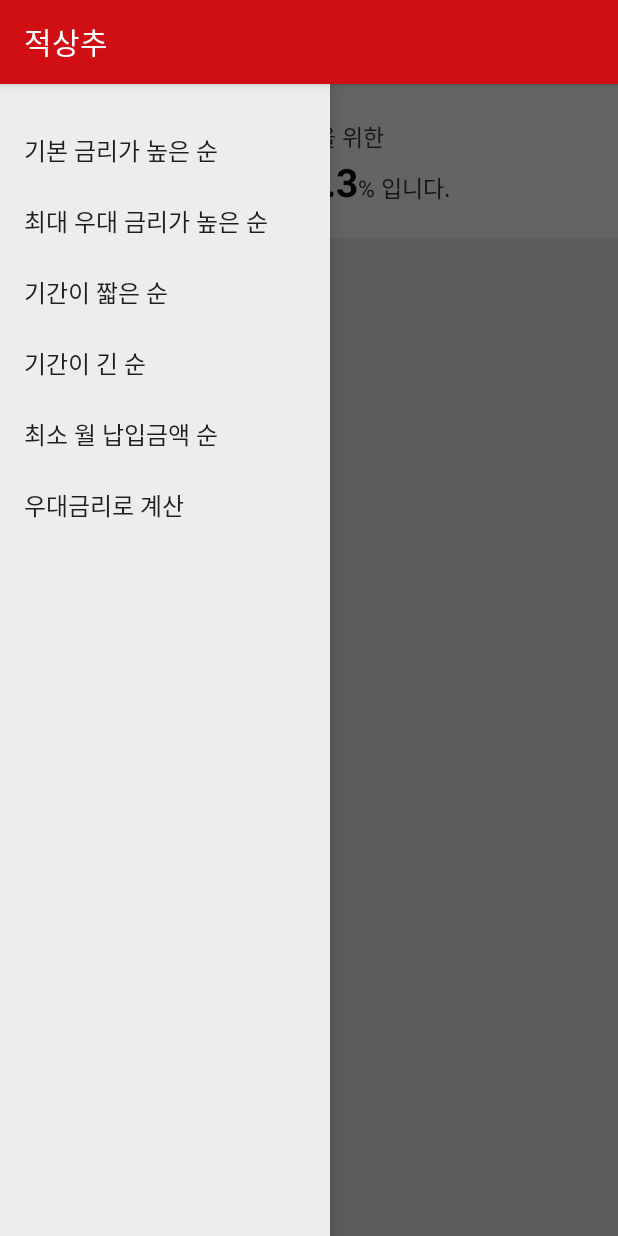
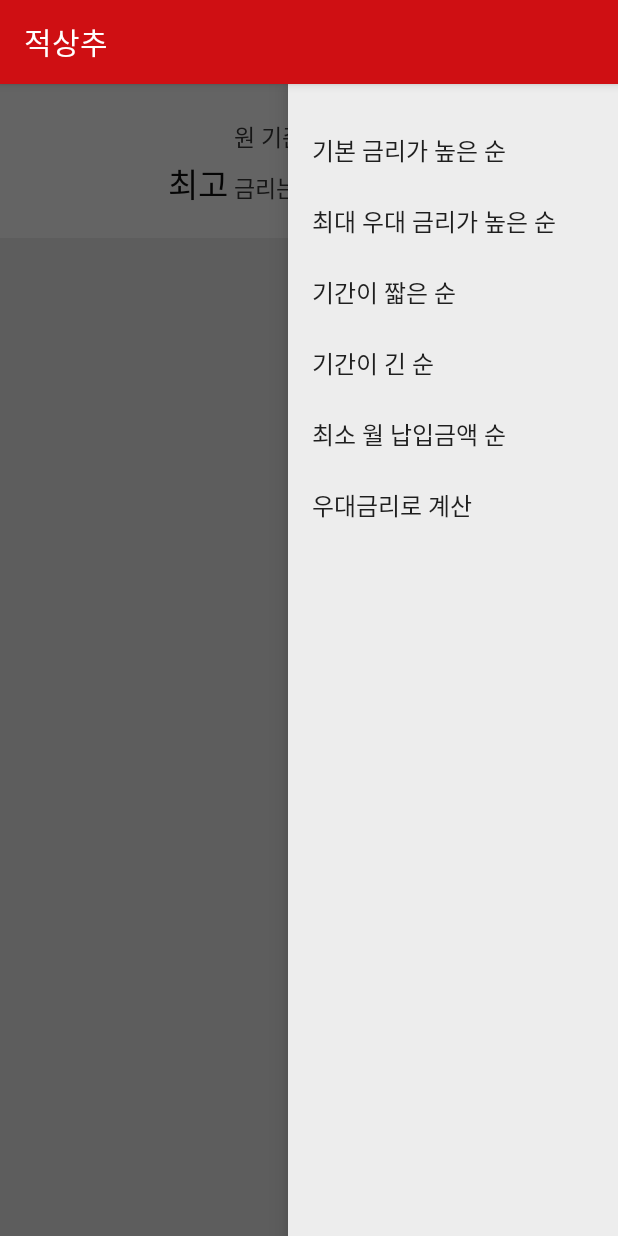
Before and after one commit to choisungyoung/KeepMeTheMoney04, an Android app: the ListActivity screen opened directly, with no data from a screen before it, with the side drawer open, on a phone screen of 412 x 824 dp. Run offline under Robolectric (Android 15) with nearby library versions, the phone set to English and light mode, and no system bars; 3 statements that could not run were skipped.

Commit message:
지도 개발 중

```diff
--- a/app/src/main/AndroidManifest.xml
+++ b/app/src/main/AndroidManifest.xml
@@ -3,6 +3,7 @@
     package="com.example.keepmethemoney04">
     <uses-permission android:name="android.permission.INTERNET" />
     <uses-permission android:name="android.permission.ACCESS_FINE_LOCATION"/>
+    <uses-permission android:name="android.permission.ACCESS_COARSE_LOCATION"/>
     <application
         android:allowBackup="true"
         android:icon="@mipmap/redlettuce"
--- a/app/src/main/java/com/example/keepmethemoney04/Activity/ListActivity.java
+++ b/app/src/main/java/com/example/keepmethemoney04/Activity/ListActivity.java
@@ -123,60 +123,8 @@ public class ListActivity extends AppCompatActivity {
                 }
                 listadapter.notifyDataSetChanged();
                 DrawerLayout drawer = (DrawerLayout) findViewById(R.id.drawer);
-                drawer.closeDrawer(Gravity.LEFT);
+                drawer.closeDrawer(Gravity.RIGHT);
             }
-        });
-
-        listView.setOnDetectScrollListener(new OnDetectScrollListener() {
-            @Override
-            public void onUpScrolling() {
-                /* do something */
-                Toast.makeText(getApplicationContext(), "up", Toast.LENGTH_SHORT);
-                System.out.println("위@@@@@@@@@@@@@@@@@@@@@@@@@@@@@@@@@@@@@");
-            }
-
-            @Override
-            public void onDownScrolling() {
-                /* do something */
-                Toast.makeText(getApplicationContext(), "down", Toast.LENGTH_SHORT);
-                System.out.println("아래@@@@@@@@@@@@@@@@@@@@@@@@@@@@@@@@@@@@@");
-                /*
-                if(isPageOpen){
-                    page.setVisibility(View.GONE);
-                    page.startAnimation(tranlateUpAnim);
-
-                }*/
-            }
-        });
-        final boolean lastItemVisibleFlag = false;
-        listView.setOnScrollListener(new AbsListView.OnScrollListener() {
-            @Override
-            public void onScroll(AbsListView view, int firstVisibleItem, int visibleItemCount, int totalItemCount) {
-                //현재 화면에 보이는 첫번째 리스트 아이템의 번호(firstVisibleItem) + 현재 화면에 보이는 리스트 아이템의 갯수(visibleItemCount)가 리스트 전체의 갯수(totalItemCount) -1 보다 크거나 같을때
-                //lastItemVisibleFlag = (totalItemCount > 0) && (firstVisibleItem + visibleItemCount >= totalItemCount;
-                /*
-                if(firstVisibleItem == 0){
-                    if(isPageOpen == false){
-                        page.setVisibility(View.VISIBLE);
-                        page.startAnimation(tranlateDownAnim);
-                    }
-                }
-                else if(firstVisibleItem == 1){
-                    if(isPageOpen == true){
-                        page.startAnimation(tranlateUpAnim);
-                    }
-                }*/
-            }
-
-            @Override
-            public void onScrollStateChanged(AbsListView view, int scrollState) {
-                //OnScrollListener.SCROLL_STATE_IDLE은 스크롤이 이동하다가 멈추었을때 발생되는 스크롤 상태입니다.
-                //즉 스크롤이 바닦에 닿아 멈춘 상태에 처리를 하겠다는 뜻
-                if (scrollState == AbsListView.OnScrollListener.SCROLL_STATE_IDLE && lastItemVisibleFlag) {
-                    //TODO 화면이 바닦에 닿을때 처리
-                }
-            }
-
         });
 
     }
--- a/app/src/main/res/layout/activity_list.xml
+++ b/app/src/main/res/layout/activity_list.xml
@@ -127,7 +127,7 @@
             android:id="@+id/drawer_menulist"
             android:layout_width="220dp"
             android:layout_height="match_parent"
-            android:layout_gravity="left"
+            android:layout_gravity="right"
             android:background="#ededed"
             android:divider="#ededed"
             android:dividerHeight="0dp"
```
Also changed, not shown: app/src/main/java/com/example/keepmethemoney04/Activity/DetailActivity.java (+47 -1 lines), app/src/main/res/layout/activity_detail.xml (+6 -4 lines).
